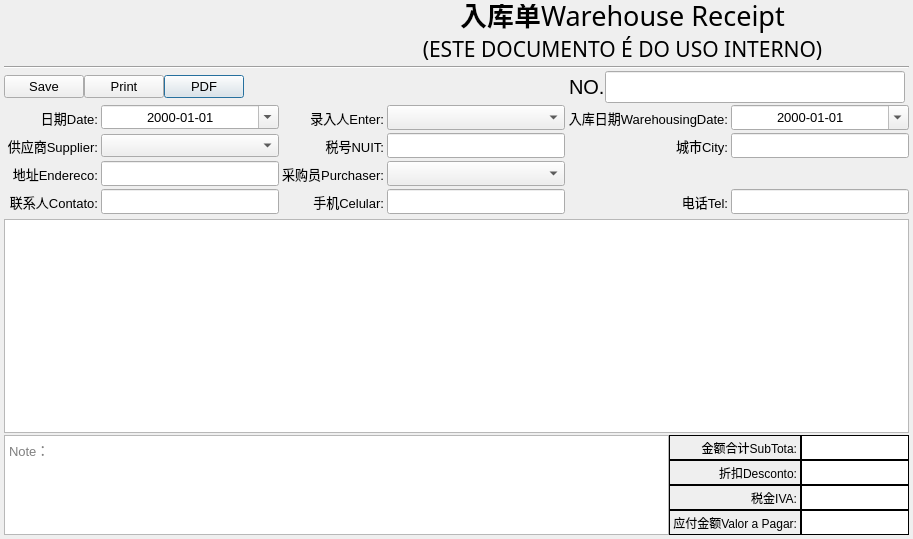
golden7602/zion, file Ui/FormWarehouseReceipt.ui: the form before one commit.
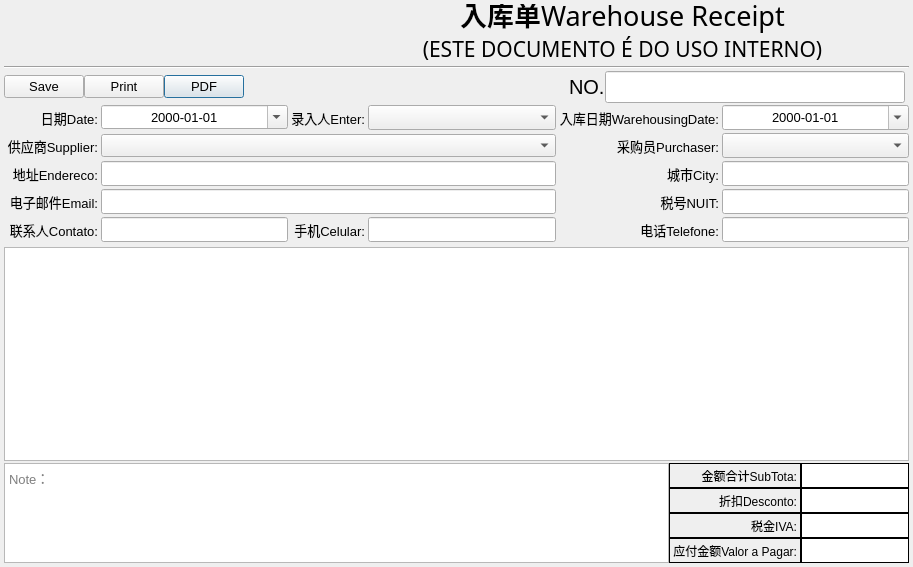
The form after the commit. Icons and pictures are not drawn.

Diff of the .ui file:
```diff
--- a/Ui/FormWarehouseReceipt.ui
+++ b/Ui/FormWarehouseReceipt.ui
@@ -7,7 +7,7 @@
     <x>0</x>
     <y>0</y>
     <width>913</width>
-    <height>539</height>
+    <height>567</height>
    </rect>
   </property>
   <property name="font">
@@ -374,154 +374,6 @@
      <property name="spacing">
       <number>3</number>
      </property>
-     <item row="3" column="4">
-      <widget class="QLineEdit" name="fCelular">
-       <property name="minimumSize">
-        <size>
-         <width>0</width>
-         <height>25</height>
-        </size>
-       </property>
-       <property name="sizeIncrement">
-        <size>
-         <width>0</width>
-         <height>25</height>
-        </size>
-       </property>
-       <property name="clearButtonEnabled">
-        <bool>true</bool>
-       </property>
-      </widget>
-     </item>
-     <item row="0" column="6">
-      <widget class="QDateEdit" name="fWarehousingDate">
-       <property name="minimumSize">
-        <size>
-         <width>0</width>
-         <height>25</height>
-        </size>
-       </property>
-       <property name="sizeIncrement">
-        <size>
-         <width>0</width>
-         <height>25</height>
-        </size>
-       </property>
-       <property name="alignment">
-        <set>Qt::AlignCenter</set>
-       </property>
-       <property name="displayFormat">
-        <string>yyyy-MM-dd</string>
-       </property>
-       <property name="calendarPopup">
-        <bool>true</bool>
-       </property>
-      </widget>
-     </item>
-     <item row="1" column="3">
-      <widget class="QLabel" name="label_7">
-       <property name="minimumSize">
-        <size>
-         <width>0</width>
-         <height>25</height>
-        </size>
-       </property>
-       <property name="sizeIncrement">
-        <size>
-         <width>0</width>
-         <height>25</height>
-        </size>
-       </property>
-       <property name="text">
-        <string>税号NUIT:</string>
-       </property>
-       <property name="alignment">
-        <set>Qt::AlignRight|Qt::AlignTrailing|Qt::AlignVCenter</set>
-       </property>
-      </widget>
-     </item>
-     <item row="3" column="2">
-      <widget class="QLineEdit" name="fContato">
-       <property name="minimumSize">
-        <size>
-         <width>0</width>
-         <height>25</height>
-        </size>
-       </property>
-       <property name="sizeIncrement">
-        <size>
-         <width>0</width>
-         <height>25</height>
-        </size>
-       </property>
-       <property name="clearButtonEnabled">
-        <bool>true</bool>
-       </property>
-      </widget>
-     </item>
-     <item row="2" column="0">
-      <widget class="QLabel" name="label_9">
-       <property name="minimumSize">
-        <size>
-         <width>0</width>
-         <height>25</height>
-        </size>
-       </property>
-       <property name="sizeIncrement">
-        <size>
-         <width>0</width>
-         <height>25</height>
-        </size>
-       </property>
-       <property name="text">
-        <string>地址Endereco:</string>
-       </property>
-       <property name="alignment">
-        <set>Qt::AlignRight|Qt::AlignTrailing|Qt::AlignVCenter</set>
-       </property>
-      </widget>
-     </item>
-     <item row="3" column="5">
-      <widget class="QLabel" name="label_12">
-       <property name="minimumSize">
-        <size>
-         <width>0</width>
-         <height>25</height>
-        </size>
-       </property>
-       <property name="sizeIncrement">
-        <size>
-         <width>0</width>
-         <height>25</height>
-        </size>
-       </property>
-       <property name="text">
-        <string>电话Tel:</string>
-       </property>
-       <property name="alignment">
-        <set>Qt::AlignRight|Qt::AlignTrailing|Qt::AlignVCenter</set>
-       </property>
-      </widget>
-     </item>
-     <item row="3" column="6">
-      <widget class="QLineEdit" name="fTelefone">
-       <property name="minimumSize">
-        <size>
-         <width>0</width>
-         <height>25</height>
-        </size>
-       </property>
-       <property name="sizeIncrement">
-        <size>
-         <width>0</width>
-         <height>25</height>
-        </size>
-       </property>
-       <property name="clearButtonEnabled">
-        <bool>true</bool>
-       </property>
-      </widget>
-     </item>
      <item row="0" column="5">
       <widget class="QLabel" name="label_4">
        <property name="minimumSize">
@@ -544,28 +396,6 @@
        </property>
       </widget>
      </item>
-     <item row="3" column="0">
-      <widget class="QLabel" name="label_11">
-       <property name="minimumSize">
-        <size>
-         <width>0</width>
-         <height>25</height>
-        </size>
-       </property>
-       <property name="sizeIncrement">
-        <size>
-         <width>0</width>
-         <height>25</height>
-        </size>
-       </property>
-       <property name="text">
-        <string>联系人Contato:</string>
-       </property>
-       <property name="alignment">
-        <set>Qt::AlignRight|Qt::AlignTrailing|Qt::AlignVCenter</set>
-       </property>
-      </widget>
-     </item>
      <item row="1" column="0">
       <widget class="QLabel" name="label_6">
        <property name="minimumSize">
@@ -588,7 +418,29 @@
        </property>
       </widget>
      </item>
-     <item row="3" column="3">
+     <item row="2" column="2" colspan="3">
+      <widget class="QLineEdit" name="fEndereco">
+       <property name="minimumSize">
+        <size>
+         <width>0</width>
+         <height>25</height>
+        </size>
+       </property>
+       <property name="sizeIncrement">
+        <size>
+         <width>0</width>
+         <height>25</height>
+        </size>
+       </property>
+       <property name="placeholderText">
+        <string/>
+       </property>
+       <property name="clearButtonEnabled">
+        <bool>false</bool>
+       </property>
+      </widget>
+     </item>
+     <item row="4" column="3">
       <widget class="QLabel" name="label_10">
        <property name="text">
         <string>手机Celular:</string>
@@ -598,12 +450,12 @@
        </property>
       </widget>
      </item>
-     <item row="1" column="2">
-      <widget class="QComboBox" name="fSupplierID">
+     <item row="4" column="2">
+      <widget class="QLineEdit" name="fContato">
        <property name="minimumSize">
         <size>
          <width>0</width>
-         <height>0</height>
+         <height>25</height>
         </size>
        </property>
        <property name="sizeIncrement">
@@ -612,11 +464,28 @@
          <height>25</height>
         </size>
        </property>
-       <property name="toolTip">
-        <string>&lt;html&gt;&lt;head/&gt;&lt;body&gt;&lt;p&gt;可输入客户名称或税号中的部分或全部进行快速过滤&lt;/p&gt;&lt;p&gt;Enter part or all of the customer name or tax number for quick filtering&lt;/p&gt;&lt;/body&gt;&lt;/html&gt;</string>
+       <property name="clearButtonEnabled">
+        <bool>true</bool>
        </property>
-       <property name="placeholderText" stdset="0">
-        <string>Please select a cliente.</string>
+      </widget>
+     </item>
+     <item row="0" column="3">
+      <widget class="QLabel" name="label_17">
+       <property name="text">
+        <string>录入人Enter:</string>
+       </property>
+       <property name="alignment">
+        <set>Qt::AlignRight|Qt::AlignTrailing|Qt::AlignVCenter</set>
+       </property>
+      </widget>
+     </item>
+     <item row="0" column="4">
+      <widget class="QComboBox" name="fEntryID">
+       <property name="minimumSize">
+        <size>
+         <width>0</width>
+         <height>25</height>
+        </size>
        </property>
       </widget>
      </item>
@@ -642,6 +511,31 @@
        </property>
       </widget>
      </item>
+     <item row="0" column="6">
+      <widget class="QDateEdit" name="fWarehousingDate">
+       <property name="minimumSize">
+        <size>
+         <width>0</width>
+         <height>25</height>
+        </size>
+       </property>
+       <property name="sizeIncrement">
+        <size>
+         <width>0</width>
+         <height>25</height>
+        </size>
+       </property>
+       <property name="alignment">
+        <set>Qt::AlignCenter</set>
+       </property>
+       <property name="displayFormat">
+        <string>yyyy-MM-dd</string>
+       </property>
+       <property name="calendarPopup">
+        <bool>true</bool>
+       </property>
+      </widget>
+     </item>
      <item row="0" column="2">
       <widget class="QDateEdit" name="fOrderDate">
        <property name="maximumSize">
@@ -661,7 +555,156 @@
        </property>
       </widget>
      </item>
-     <item row="1" column="4">
+     <item row="4" column="4">
+      <widget class="QLineEdit" name="fCelular">
+       <property name="minimumSize">
+        <size>
+         <width>0</width>
+         <height>25</height>
+        </size>
+       </property>
+       <property name="sizeIncrement">
+        <size>
+         <width>0</width>
+         <height>25</height>
+        </size>
+       </property>
+       <property name="clearButtonEnabled">
+        <bool>true</bool>
+       </property>
+      </widget>
+     </item>
+     <item row="1" column="2" colspan="3">
+      <widget class="QComboBox" name="fSupplierID">
+       <property name="minimumSize">
+        <size>
+         <width>0</width>
+         <height>0</height>
+        </size>
+       </property>
+       <property name="sizeIncrement">
+        <size>
+         <width>0</width>
+         <height>25</height>
+        </size>
+       </property>
+       <property name="toolTip">
+        <string>&lt;html&gt;&lt;head/&gt;&lt;body&gt;&lt;p&gt;可输入客户名称或税号中的部分或全部进行快速过滤&lt;/p&gt;&lt;p&gt;Enter part or all of the customer name or tax number for quick filtering&lt;/p&gt;&lt;/body&gt;&lt;/html&gt;</string>
+       </property>
+       <property name="placeholderText" stdset="0">
+        <string>Please select a cliente.</string>
+       </property>
+      </widget>
+     </item>
+     <item row="2" column="0">
+      <widget class="QLabel" name="label_9">
+       <property name="minimumSize">
+        <size>
+         <width>0</width>
+         <height>25</height>
+        </size>
+       </property>
+       <property name="sizeIncrement">
+        <size>
+         <width>0</width>
+         <height>25</height>
+        </size>
+       </property>
+       <property name="text">
+        <string>地址Endereco:</string>
+       </property>
+       <property name="alignment">
+        <set>Qt::AlignRight|Qt::AlignTrailing|Qt::AlignVCenter</set>
+       </property>
+      </widget>
+     </item>
+     <item row="4" column="0">
+      <widget class="QLabel" name="label_11">
+       <property name="minimumSize">
+        <size>
+         <width>0</width>
+         <height>25</height>
+        </size>
+       </property>
+       <property name="sizeIncrement">
+        <size>
+         <width>0</width>
+         <height>25</height>
+        </size>
+       </property>
+       <property name="text">
+        <string>联系人Contato:</string>
+       </property>
+       <property name="alignment">
+        <set>Qt::AlignRight|Qt::AlignTrailing|Qt::AlignVCenter</set>
+       </property>
+      </widget>
+     </item>
+     <item row="3" column="0">
+      <widget class="QLabel" name="label_12">
+       <property name="minimumSize">
+        <size>
+         <width>0</width>
+         <height>25</height>
+        </size>
+       </property>
+       <property name="sizeIncrement">
+        <size>
+         <width>0</width>
+         <height>25</height>
+        </size>
+       </property>
+       <property name="text">
+        <string>电子邮件Email:</string>
+       </property>
+       <property name="alignment">
+        <set>Qt::AlignRight|Qt::AlignTrailing|Qt::AlignVCenter</set>
+       </property>
+      </widget>
+     </item>
+     <item row="4" column="5">
+      <widget class="QLabel" name="label_16">
+       <property name="text">
+        <string>电话Telefone:</string>
+       </property>
+       <property name="alignment">
+        <set>Qt::AlignRight|Qt::AlignTrailing|Qt::AlignVCenter</set>
+       </property>
+      </widget>
+     </item>
+     <item row="4" column="6">
+      <widget class="QLineEdit" name="fTelefone">
+       <property name="minimumSize">
+        <size>
+         <width>0</width>
+         <height>25</height>
+        </size>
+       </property>
+      </widget>
+     </item>
+     <item row="3" column="5">
+      <widget class="QLabel" name="label_7">
+       <property name="minimumSize">
+        <size>
+         <width>0</width>
+         <height>25</height>
+        </size>
+       </property>
+       <property name="sizeIncrement">
+        <size>
+         <width>0</width>
+         <height>25</height>
+        </size>
+       </property>
+       <property name="text">
+        <string>税号NUIT:</string>
+       </property>
+       <property name="alignment">
+        <set>Qt::AlignRight|Qt::AlignTrailing|Qt::AlignVCenter</set>
+       </property>
+      </widget>
+     </item>
+     <item row="3" column="6">
       <widget class="QLineEdit" name="fNUIT">
        <property name="minimumSize">
         <size>
@@ -677,7 +720,7 @@
        </property>
       </widget>
      </item>
-     <item row="1" column="5">
+     <item row="2" column="5">
       <widget class="QLabel" name="label_8">
        <property name="text">
         <string>城市City:</string>
@@ -687,7 +730,7 @@
        </property>
       </widget>
      </item>
-     <item row="1" column="6">
+     <item row="2" column="6">
       <widget class="QLineEdit" name="fCity">
        <property name="minimumSize">
         <size>
@@ -706,29 +749,17 @@
        </property>
       </widget>
      </item>
-     <item row="2" column="2">
-      <widget class="QLineEdit" name="fEndereco">
+     <item row="1" column="6">
+      <widget class="QComboBox" name="fPurchaserID">
        <property name="minimumSize">
         <size>
          <width>0</width>
          <height>25</height>
         </size>
        </property>
-       <property name="sizeIncrement">
-        <size>
-         <width>0</width>
-         <height>25</height>
-        </size>
-       </property>
-       <property name="placeholderText">
-        <string/>
-       </property>
-       <property name="clearButtonEnabled">
-        <bool>false</bool>
-       </property>
       </widget>
      </item>
-     <item row="2" column="3">
+     <item row="1" column="5">
       <widget class="QLabel" name="label_5">
        <property name="minimumSize">
         <size>
@@ -750,34 +781,23 @@
        </property>
       </widget>
      </item>
-     <item row="0" column="3">
-      <widget class="QLabel" name="label_17">
-       <property name="text">
-        <string>录入人Enter:</string>
-       </property>
-       <property name="alignment">
-        <set>Qt::AlignRight|Qt::AlignTrailing|Qt::AlignVCenter</set>
-       </property>
-      </widget>
-     </item>
-     <item row="0" column="4">
-      <widget class="QComboBox" name="fEntryID">
+     <item row="3" column="2" colspan="3">
+      <widget class="QLineEdit" name="fEmail">
        <property name="minimumSize">
         <size>
          <width>0</width>
          <height>25</height>
         </size>
        </property>
-      </widget>
-     </item>
-     <item row="2" column="4">
-      <widget class="QComboBox" name="fPurchaserID">
-       <property name="minimumSize">
+       <property name="sizeIncrement">
         <size>
          <width>0</width>
          <height>25</height>
         </size>
        </property>
+       <property name="clearButtonEnabled">
+        <bool>true</bool>
+       </property>
       </widget>
      </item>
     </layout>
```
Left out of the diff: 5 changed lines with no effect on the pictures.
